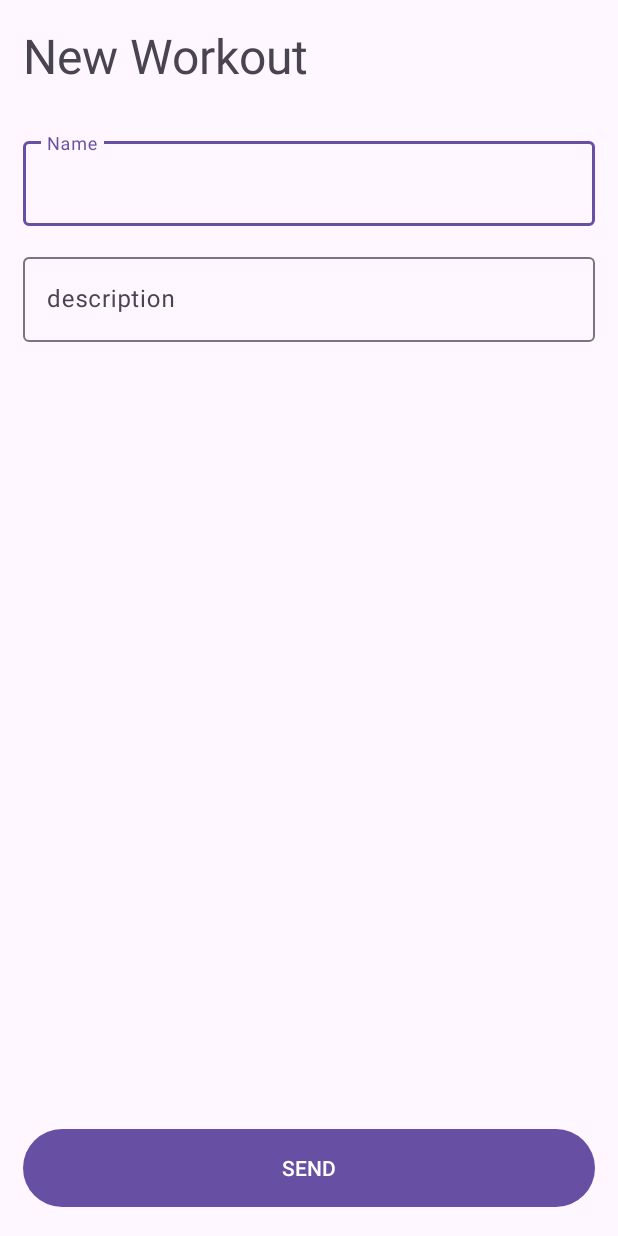
After one commit to vitor-sousa/GymManager, an Android app: the fragment NewTreinoFragment shown on its own in the app's theme, on a phone screen of 412 x 824 dp. The commit adds this screen. Run offline under Robolectric (Android 15) with nearby library versions, the phone set to English and light mode, and no system bars; our stand-ins replace data binding; 4 statements that could not run were skipped.

Commit message:
implemented save Treino

```diff
--- a/app/build.gradle
+++ b/app/build.gradle
@@ -16,6 +16,7 @@ ext {
     lifecycle_version = "2.5.0"
     recyclerview_version = "1.2.1"
     dagger_hilt_version = "2.42"
+    fragment_version = "1.4.1"
     firebase_ui_auth = "7.2.0"
     firebase_auth = "21.0.6"
     play_services_auth = "20.2.0"
@@ -83,6 +84,9 @@ dependencies {
     implementation "com.google.dagger:hilt-android:$dagger_hilt_version"
     kapt "com.google.dagger:hilt-android-compiler:$dagger_hilt_version"
 
+    //Fragment
+    implementation("androidx.fragment:fragment-ktx:$fragment_version")
+
     //Firebase
     implementation "com.firebaseui:firebase-ui-auth:$firebase_ui_auth"
     implementation "com.google.firebase:firebase-auth:$firebase_auth"
--- a/app/src/main/java/com/vitorsousa/gymmanager/core/Constants.kt
+++ b/app/src/main/java/com/vitorsousa/gymmanager/core/Constants.kt
@@ -4,5 +4,6 @@ object Constants {
 
     //Firestore
     const val TREINO = "treino"
+    const val USER = "user"
 
 }
--- a/app/src/main/java/com/vitorsousa/gymmanager/data/repository/TreinoRepositoryImpl.kt
+++ b/app/src/main/java/com/vitorsousa/gymmanager/data/repository/TreinoRepositoryImpl.kt
@@ -1,5 +1,6 @@
 package com.vitorsousa.gymmanager.data.repository
 
+import com.google.firebase.auth.FirebaseUser
 import com.google.firebase.firestore.CollectionReference
 import com.google.firebase.firestore.Query
 import com.vitorsousa.gymmanager.domain.models.Treino
@@ -10,7 +11,7 @@ import kotlinx.coroutines.withContext
 import javax.inject.Inject
 
 class TreinoRepositoryImpl @Inject constructor(
-    private val treinoRef: CollectionReference
+    private val treinoRef: CollectionReference,
 ): TreinoRepository {
 
     override suspend fun addTreino(treino: Treino): Result<Treino> =
--- a/app/src/main/java/com/vitorsousa/gymmanager/domain/models/Treino.kt
+++ b/app/src/main/java/com/vitorsousa/gymmanager/domain/models/Treino.kt
@@ -6,8 +6,7 @@ data class Treino(
     var nome: String?,
     var descricao: String?,
     var data: Timestamp?,
-    var exercicios: List<Exercicio>?,
-    var usuario: String?
+    var exercicios: List<Exercicio>?
 ) {
-    constructor() : this("", "", null, null, "")
+    constructor() : this("", "", null, null)
 }
--- a/app/src/main/java/com/vitorsousa/gymmanager/presentation/account/AccountFragment.kt
+++ b/app/src/main/java/com/vitorsousa/gymmanager/presentation/account/AccountFragment.kt
@@ -20,12 +20,9 @@ class AccountFragment : Fragment() {
         inflater: LayoutInflater, container: ViewGroup?,
         savedInstanceState: Bundle?
     ): View? {
-
         _binding = FragmentAccountBinding.inflate(inflater, container, false)
         binding.viewModel = authViewModel
-
         return binding.root
-
     }
 
 
--- /dev/null
+++ b/app/src/main/java/com/vitorsousa/gymmanager/presentation/treinos/NewTreinoFragment.kt
@@ -0,0 +1,83 @@
+package com.vitorsousa.gymmanager.presentation.treinos
+
+import android.app.Dialog
+import android.os.Bundle
+import android.view.*
+import androidx.fragment.app.Fragment
+import android.widget.Toast
+import androidx.core.widget.addTextChangedListener
+import androidx.fragment.app.DialogFragment
+import androidx.fragment.app.activityViewModels
+import com.vitorsousa.gymmanager.R
+import com.vitorsousa.gymmanager.databinding.FragmentNewTreinoBinding
+import com.vitorsousa.gymmanager.domain.models.DataState
+
+
+class NewTreinoFragment : DialogFragment() {
+
+    private var _binding: FragmentNewTreinoBinding? = null
+    private val binding get() = _binding!!
+    private val treinoViewModel: TreinoViewModel by activityViewModels()
+
+    override fun onCreate(savedInstanceState: Bundle?) {
+        super.onCreate(savedInstanceState)
+        setStyle(STYLE_NO_TITLE, R.style.FullScreenDialogStyle)
+    }
+
+    override fun onCreateView(
+        inflater: LayoutInflater, container: ViewGroup?,
+        savedInstanceState: Bundle?
+    ): View? {
+        _binding = FragmentNewTreinoBinding.inflate(inflater, container, false)
+        return binding.root
+    }
+
+    override fun onViewCreated(view: View, savedInstanceState: Bundle?) {
+        super.onViewCreated(view, savedInstanceState)
+        setupObservers()
+    }
+
+    override fun onCreateDialog(savedInstanceState: Bundle?): Dialog {
+        val dialog = super.onCreateDialog(savedInstanceState)
+        dialog.requestWindowFeature(Window.FEATURE_NO_TITLE)
+        dialog.window?.setSoftInputMode(WindowManager.LayoutParams.SOFT_INPUT_ADJUST_RESIZE)
+        return dialog
+    }
+
+    private fun setupObservers() {
+        binding.nomeTextField.editText?.setText(treinoViewModel.nome)
+        binding.descricaoTextField.editText?.setText(treinoViewModel.descricao)
+
+        binding.nomeTextField.editText?.addTextChangedListener { nome ->
+            nome?.let {
+                treinoViewModel.nome = nome.toString()
+            }
+        }
+
+        binding.descricaoTextField.editText?.addTextChangedListener { descricao ->
+            descricao?.let {
+                treinoViewModel.descricao = descricao.toString()
+            }
+        }
+
+        binding.createButton.setOnClickListener {
+            treinoViewModel.saveTreino()
+        }
+
+        treinoViewModel.saveStatus.observe(viewLifecycleOwner) {
+            binding.progressCircular.visibility = View.GONE
+            when (it) {
+                DataState.LOADING -> {
+                    binding.progressCircular.visibility = View.VISIBLE
+                }
+                DataState.SUCCESS -> {
+                    Toast.makeText(requireContext(), "Created with success", Toast.LENGTH_SHORT).show()
+
+                }
+                DataState.ERROR -> {
+                    Toast.makeText(requireContext(), "ERROR: ${it.name}", Toast.LENGTH_SHORT).show()
+                }
+            }
+        }
+    }
+}
--- a/app/src/main/res/layout/fragment_account.xml
+++ b/app/src/main/res/layout/fragment_account.xml
@@ -23,6 +23,7 @@
                 android:id="@+id/userImage"
                 android:layout_width="120dp"
                 android:layout_height="120dp"
+                android:src="@android:color/darker_gray"
                 app:srcUrl='@{viewModel.currentUser.photoUrl}'
                 app:layout_constraintBottom_toTopOf="@id/userName"
                 app:layout_constraintEnd_toEndOf="parent"
@@ -34,7 +35,7 @@
                 android:id="@+id/userName"
                 android:layout_width="wrap_content"
                 android:layout_height="wrap_content"
-                android:text='@{viewModel.currentUser.displayName ?? ""}'
+                app:name='@{viewModel.currentUser.displayName}'
                 app:layout_constraintBottom_toBottomOf="parent"
                 app:layout_constraintEnd_toEndOf="parent"
                 app:layout_constraintStart_toStartOf="parent"
--- /dev/null
+++ b/app/src/main/res/layout/fragment_new_treino.xml
@@ -0,0 +1,81 @@
+<?xml version="1.0" encoding="utf-8"?>
+<layout xmlns:android="http://schemas.android.com/apk/res/android"
+    xmlns:app="http://schemas.android.com/apk/res-auto"
+    xmlns:tools="http://schemas.android.com/tools">
+
+    <androidx.constraintlayout.widget.ConstraintLayout
+        android:layout_width="match_parent"
+        android:layout_height="match_parent"
+        android:padding="15dp"
+        tools:context=".presentation.treinos.NewTreinoFragment">
+
+        <TextView
+            android:id="@+id/newWorkout"
+            style="@style/TextAppearance.Material3.HeadlineLarge"
+            android:layout_width="match_parent"
+            android:layout_height="wrap_content"
+            android:text="@string/new_workout"
+            app:layout_constraintEnd_toEndOf="parent"
+            app:layout_constraintStart_toStartOf="parent"
+            app:layout_constraintTop_toTopOf="parent" />
+
+
+        <com.google.android.material.textfield.TextInputLayout
+            android:id="@+id/nomeTextField"
+            android:layout_width="match_parent"
+            android:layout_height="wrap_content"
+            android:layout_marginTop="30dp"
+            app:layout_constraintEnd_toEndOf="parent"
+            app:layout_constraintStart_toStartOf="parent"
+            app:layout_constraintTop_toBottomOf="@+id/newWorkout"
+            android:hint="@string/name">
+
+            <com.google.android.material.textfield.TextInputEditText
+                android:layout_width="match_parent"
+                android:layout_height="wrap_content"
+                android:saveEnabled="true"
+                android:inputType="textAutoComplete|textCapWords"/>
+        </com.google.android.material.textfield.TextInputLayout>
+
+        <com.google.android.material.textfield.TextInputLayout
+            android:id="@+id/descricaoTextField"
+            android:layout_width="match_parent"
+            android:layout_height="wrap_content"
+            android:layout_marginTop="15dp"
+            app:layout_constraintEnd_toEndOf="parent"
+            app:layout_constraintStart_toStartOf="parent"
+            app:layout_constraintTop_toBottomOf="@+id/nomeTextField"
+            android:hint="@string/description">
+
+            <com.google.android.material.textfield.TextInputEditText
+                android:layout_width="match_parent"
+                android:layout_height="wrap_content"
+                android:saveEnabled="true"
+                android:inputType="textAutoComplete|textCapSentences" />
+        </com.google.android.material.textfield.TextInputLayout>
+
+
+        <com.google.android.material.button.MaterialButton
+            android:id="@+id/createButton"
+            android:layout_width="match_parent"
+            android:layout_height="60dp"
+            android:text="@string/send"
+            android:textAllCaps="true"
+            app:layout_constraintBottom_toBottomOf="parent"
+            app:layout_constraintEnd_toEndOf="parent"
+            app:layout_constraintStart_toStartOf="parent" />
+
+        <ProgressBar
+            android:id="@+id/progress_circular"
+            android:layout_width="wrap_content"
+            android:layout_height="wrap_content"
+            android:visibility="gone"
+            app:layout_constraintBottom_toBottomOf="parent"
+            app:layout_constraintEnd_toEndOf="parent"
+            app:layout_constraintStart_toStartOf="parent"
+            app:layout_constraintTop_toTopOf="parent"/>
+
+
+    </androidx.constraintlayout.widget.ConstraintLayout>
+
+</layout>
--- a/app/src/main/res/values/strings.xml
+++ b/app/src/main/res/values/strings.xml
@@ -3,4 +3,9 @@
     <string name="workouts_fragment_label">Workouts</string>
     <string name="account_fragment_label">Account</string>
     <string name="action_sign_out">Sign Out</string>
+    <string name="new_workout">New Workout</string>
+    <string name="anonymous_user">Anonymous User</string>
+    <string name="send">Send</string>
+    <string name="description">description</string>
+    <string name="name">Name</string>
 </resources>
--- a/app/src/main/res/values/themes.xml
+++ b/app/src/main/res/values/themes.xml
@@ -1,8 +1,12 @@
 <resources xmlns:tools="http://schemas.android.com/tools">
     <!-- Base application theme. -->
     <style name="Base.Theme.GymManager" parent="Theme.Material3.DayNight.NoActionBar">
-        <!-- Customize your light theme here. -->
-        <!-- <item name="colorPrimary">@color/my_light_primary</item> -->
+
+    </style>
+
+    <style name="FullScreenDialogStyle">
+        <item name="android:windowFullscreen">true</item>
+        <item name="android:windowIsFloating">false</item>
     </style>
 
     <style name="Theme.GymManager" parent="Base.Theme.GymManager" />
```
Also changed, not shown: app/src/main/java/com/vitorsousa/gymmanager/di/AppModule.kt (+13 -1 lines), app/src/main/java/com/vitorsousa/gymmanager/presentation/AuthViewModel.kt (+3 -5 lines), app/src/main/java/com/vitorsousa/gymmanager/presentation/login/LoginActivity.kt (+8 -2 lines), app/src/main/java/com/vitorsousa/gymmanager/presentation/treinos/TreinoViewModel.kt (+24 -4 lines), app/src/main/java/com/vitorsousa/gymmanager/presentation/treinos/TreinosFragment.kt (+31 -3 lines), app/src/main/java/com/vitorsousa/gymmanager/viewBinder/ViewBinders.kt (+9 -0 lines), app/src/main/res/drawable/gradient.xml (added, +12 -0 lines), app/src/main/res/layout/treino_item.xml (+24 -20 lines), 1 other file.
